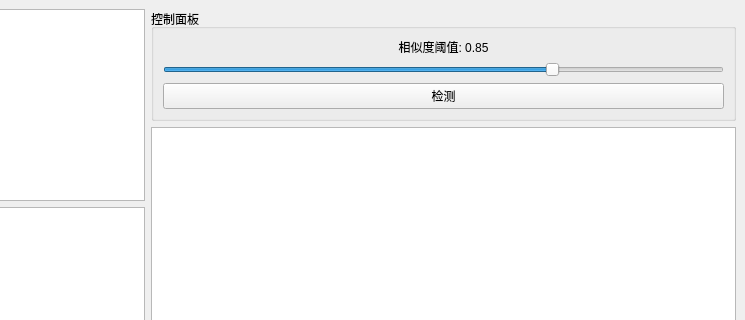
Before: the Qt Designer form ImageTool.ui in Fryt1/TextureSimilarityAnalyzer, drawn with Qt 5; both pictures show x 535 to 1280 and y 0 to 320 of the 1280 by 720 pixel window.
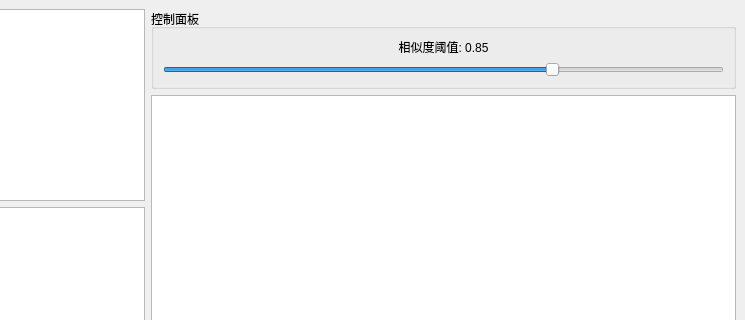
After: the same form once the commit is applied.

What changed in the file:
```diff
--- a/ImageTool.ui
+++ b/ImageTool.ui
@@ -99,13 +99,6 @@
            </property>
           </widget>
          </item>
-         <item>
-          <widget class="QPushButton" name="compareButton">
-           <property name="text">
-            <string>检测</string>
-           </property>
-          </widget>
-         </item>
         </layout>
        </widget>
       </item>
```
